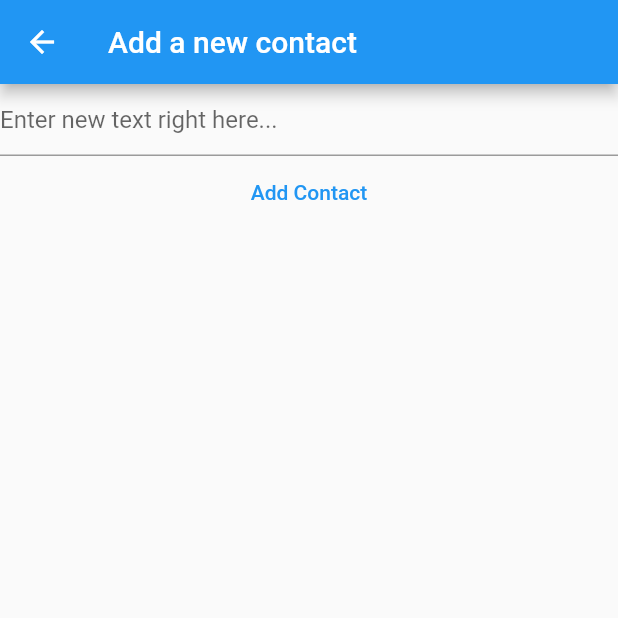
After one commit to iamnhatjt/flutter-tip-and-trick_cook-book, a Flutter app: the ChapterTwoTodoList screen opened directly, after a tap on the "add" icon, on a phone screen of 412 x 824 dp, the top half of it. The commit adds this screen. Run offline on Flutter 3.47's test engine with Material 2 defaults, Android fonts, the phone set to English and light mode, and no system bars; Roboto replaces fonts that are missing (Robonto).

Commit message:
chappter 1 state management

```diff
--- a/lib/effects/download_button.dart
+++ b/lib/effects/download_button.dart
@@ -1,3 +1,5 @@
+// ignore_for_file: unused_local_variable
+
 import 'package:flutter/material.dart';
 
 class DownloadExample extends StatelessWidget {
--- a/lib/main.dart
+++ b/lib/main.dart
@@ -8,7 +8,6 @@ void main() {
 
 class MyApp extends StatelessWidget {
   const MyApp({super.key});
-
   @override
   Widget build(BuildContext context) {
     return MaterialApp(
--- /dev/null
+++ b/lib/stateManagement/chapter_1/contact_book.dart
@@ -0,0 +1,129 @@
+import 'package:flutter/material.dart';
+import 'package:uuid/uuid.dart';
+
+class Contact {
+  final String id;
+  final String name;
+  Contact({
+    required this.name,
+  }) : this.id = Uuid().v4();
+}
+
+class ContactBook extends ValueNotifier<List<Contact>> {
+  ContactBook._sharedInstance() : super([Contact(name: 'jtTrinh')]);
+
+  static final ContactBook _shared = ContactBook._sharedInstance();
+
+  factory ContactBook() => _shared;
+
+  final List<Contact> _contacts = [];
+
+  int get length => _contacts.length;
+
+  void add({required Contact contact}) {
+    _contacts.add(contact);
+    notifyListeners();
+  }
+
+  void remove({required Contact contact}) {
+    _contacts.remove(contact);
+    notifyListeners();
+  }
+
+  Contact? contact({required int atIndex}) =>
+      value.length > atIndex ? null : value[atIndex];
+}
+
+class ChappterOneStateManagement extends StatelessWidget {
+  const ChappterOneStateManagement({super.key});
+
+  @override
+  Widget build(BuildContext context) {
+    return Scaffold(
+      appBar: AppBar(
+        title: Text('home page'),
+      ),
+      body: ValueListenableBuilder(
+        valueListenable: ContactBook._shared,
+        builder: (context, value, child) {
+          final listContactBook = value;
+          return ListView.builder(
+            itemCount: listContactBook.length,
+            itemBuilder: (context, index) {
+              final contact = listContactBook[index];
+              return Dismissible(
+                onDismissed: (derection) {
+                  ContactBook().remove(contact: listContactBook[index]);
+                },
+                key: ValueKey(contact.id),
+                child: Material(
+                  elevation: 6.0,
+                  child: ListTile(
+                    title: Text(contact.name),
+                  ),
+                ),
+              );
+            },
+          );
+        },
+      ),
+      floatingActionButton: FloatingActionButton(
+        onPressed: () {
+          Navigator.of(context).push(MaterialPageRoute(
+            builder: (context) => NewContactView(),
+          ));
+        },
+        child: Icon(Icons.add),
+      ),
+    );
+  }
+}
+
+class NewContactView extends StatefulWidget {
+  const NewContactView({super.key});
+
+  @override
+  State<NewContactView> createState() => _NewContactViewState();
+}
+
+class _NewContactViewState extends State<NewContactView> {
+  late final TextEditingController textEditingController;
+  @override
+  void initState() {
+    textEditingController = TextEditingController();
+    super.initState();
+  }
+
+  @override
+  void dispose() {
+    textEditingController.dispose();
+    super.dispose();
+  }
+
+  @override
+  Widget build(BuildContext context) {
+    return Scaffold(
+      appBar: AppBar(
+        title: Text('Add a new contact'),
+      ),
+      body: Column(
+        children: [
+          TextField(
+            controller: textEditingController,
+            decoration: InputDecoration(
+              hintText: 'Enter new text right here...',
+            ),
+          ),
+          TextButton(
+              onPressed: () {
+                final Contact contact =
+                    Contact(name: textEditingController.text);
+                ContactBook().add(contact: contact);
+                Navigator.of(context).pop();
+              },
+              child: Text('Add Contact'))
+        ],
+      ),
+    );
+  }
+}
--- /dev/null
+++ b/lib/stateManagement/chapter_1/simple_todo_list.dart
@@ -0,0 +1,117 @@
+import 'package:flutter/material.dart';
+import 'package:uuid/uuid.dart';
+
+class Todo {
+  final String id;
+  final String text;
+  Todo({required this.text}) : this.id = Uuid().v4();
+}
+
+class ListToDo extends ValueNotifier<List<Todo>> {
+  List<Todo> todoList = [];
+  ListToDo._sharedListGlobal() : super([]);
+  static ListToDo listToDo = ListToDo._sharedListGlobal();
+  factory ListToDo() => listToDo;
+
+  void remove({required Todo todo}) {
+    todoList.remove(todo);
+    notifyListeners();
+  }
+
+  void add({required Todo todo}) {
+    todoList.add(todo);
+    print('add');
+    notifyListeners();
+  }
+}
+
+class ChapterTwoTodoList extends StatelessWidget {
+  const ChapterTwoTodoList({super.key});
+
+  @override
+  Widget build(BuildContext context) {
+    return Scaffold(
+      appBar: AppBar(
+        title: Text('home page'),
+      ),
+      body: ValueListenableBuilder(
+        valueListenable: ListToDo.listToDo,
+        builder: (context, value, child) {
+          return ListView.builder(
+            itemCount: value.length,
+            itemBuilder: (context, index) {
+              return Dismissible(
+                onDismissed: (derection) {
+                  ListToDo().remove(todo: value[index]);
+                },
+                key: ValueKey(value[index].id),
+                child: Material(
+                  elevation: 6.0,
+                  child: ListTile(
+                    title: Text(value[index].text),
+                  ),
+                ),
+              );
+            },
+          );
+        },
+      ),
+      floatingActionButton: FloatingActionButton(
+        onPressed: () {
+          Navigator.of(context).push(MaterialPageRoute(
+            builder: (context) => newTodoView(),
+          ));
+        },
+        child: Icon(Icons.add),
+      ),
+    );
+  }
+}
+
+class newTodoView extends StatefulWidget {
+  const newTodoView({super.key});
+
+  @override
+  State<newTodoView> createState() => _newTodoViewState();
+}
+
+class _newTodoViewState extends State<newTodoView> {
+  late final TextEditingController textEditingController;
+  @override
+  void initState() {
+    textEditingController = TextEditingController();
+    super.initState();
+  }
+
+  @override
+  void dispose() {
+    textEditingController.dispose();
+    super.dispose();
+  }
+
+  @override
+  Widget build(BuildContext context) {
+    return Scaffold(
+      appBar: AppBar(
+        title: Text('Add a new contact'),
+      ),
+      body: Column(
+        children: [
+          TextField(
+            controller: textEditingController,
+            decoration: InputDecoration(
+              hintText: 'Enter new text right here...',
+            ),
+          ),
+          TextButton(
+              onPressed: () {
+                ListToDo.listToDo
+                    .add(todo: Todo(text: textEditingController.text));
+                Navigator.of(context).pop();
+              },
+              child: Text('Add Contact'))
+        ],
+      ),
+    );
+  }
+}
```
Also changed, not shown: lib/app_apge.dart (+11 -1 lines), pubspec.yaml (+2 -8 lines), pubspec.lock, 1 other file.
